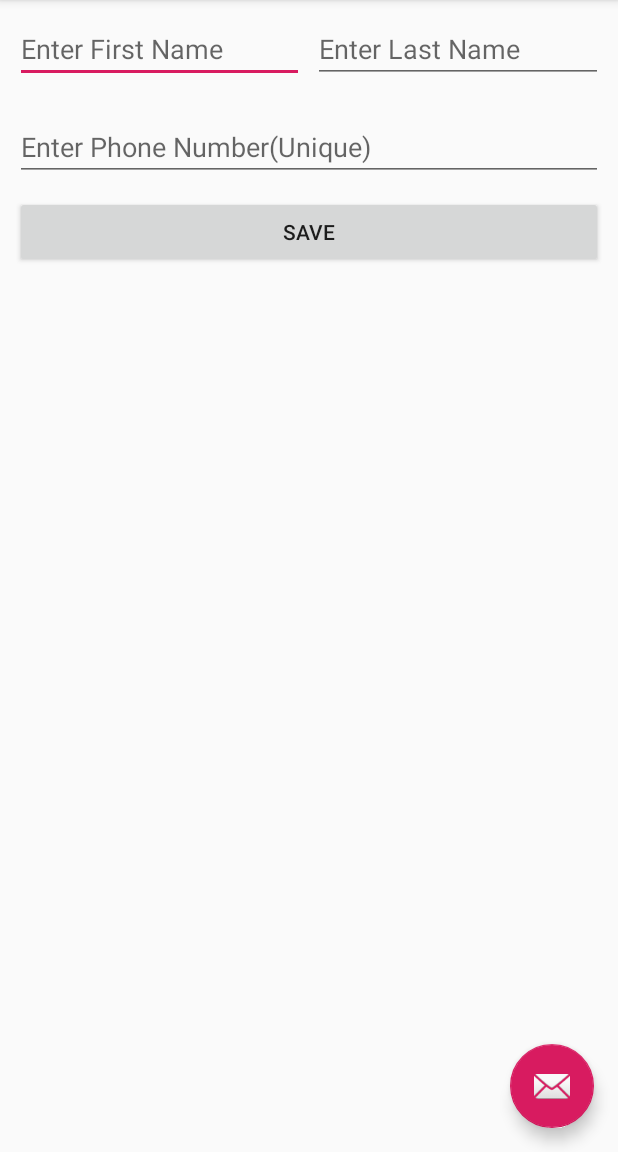
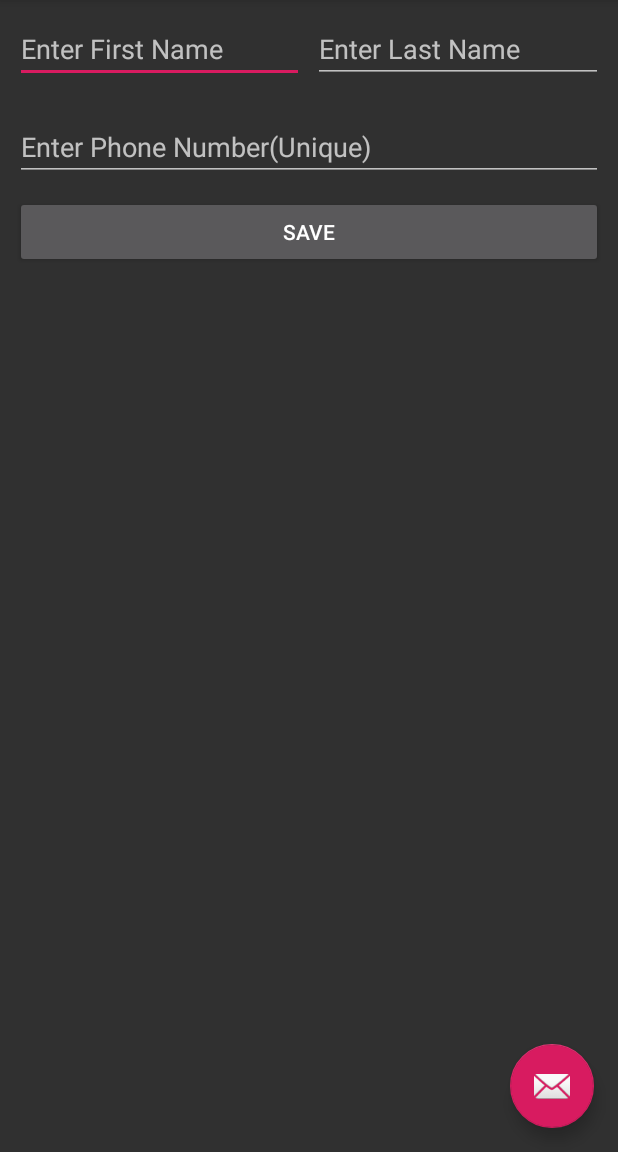
Before and after one commit to PhyoeKo/BasicRoom, an Android app: the screen it shows after launch (MainActivity), on a phone screen of 412 x 824 dp, the part 84-1236 px from its top. Run offline under Robolectric (Android 15) with nearby library versions, the phone set to English and light mode, and no system bars; our stand-ins replace Room's generated code.

Commit message:
First Branch

```diff
--- a/src/main/AndroidManifest.xml
+++ b/src/main/AndroidManifest.xml
@@ -1,15 +1,19 @@
 <?xml version="1.0" encoding="utf-8"?>
 <manifest xmlns:android="http://schemas.android.com/apk/res/android"
+    xmlns:tools="http://schemas.android.com/tools"
     package="com.example.basicroom.phyoeko">
 
     <application
         android:allowBackup="true"
         android:icon="@mipmap/ic_launcher"
         android:label="@string/app_name"
+
         android:roundIcon="@mipmap/ic_launcher_round"
         android:supportsRtl="true"
-        android:theme="@style/AppTheme">
+        android:theme="@style/AppTheme"
+        tools:ignore="GoogleAppIndexingWarning">
         <activity
+
             android:name=".MainActivity"
             android:label="@string/app_name"
             android:theme="@style/AppTheme.NoActionBar">
--- a/src/main/java/com/example/basicroom/phyoeko/MainActivity.java
+++ b/src/main/java/com/example/basicroom/phyoeko/MainActivity.java
@@ -5,6 +5,7 @@ import android.os.Bundle;
 import android.support.design.widget.FloatingActionButton;
 import android.support.design.widget.Snackbar;
 import android.support.v7.app.AppCompatActivity;
+import android.support.v7.app.AppCompatDelegate;
 import android.support.v7.widget.DefaultItemAnimator;
 import android.support.v7.widget.LinearLayoutManager;
 import android.support.v7.widget.RecyclerView;
@@ -38,12 +39,11 @@ public class MainActivity extends AppCompatActivity {
         setContentView(R.layout.activity_main);
         Toolbar toolbar = findViewById(R.id.toolbar);
         setSupportActionBar(toolbar);
-
         recyclerView  =findViewById(R.id.recycler_view);
         et_firstName = findViewById(R.id.et_firstName);
         et_LastName = findViewById(R.id.et_lastName);
         et_phoneNumber = findViewById(R.id.et_phoneNumber);
-
+        getDelegate().setLocalNightMode(AppCompatDelegate.MODE_NIGHT_YES);
         database = Room.databaseBuilder(this, AppDatabase.class, "db-contacts")
                 .allowMainThreadQueries()   //Allows room to do operation on main thread
                 .build();
--- a/src/main/res/values/styles.xml
+++ b/src/main/res/values/styles.xml
@@ -1,7 +1,7 @@
 <resources>
 
     <!-- Base application theme. -->
-    <style name="AppTheme" parent="Theme.AppCompat.Light.DarkActionBar">
+    <style name="AppTheme" parent="Theme.AppCompat.DayNight.DarkActionBar">
         <!-- Customize your theme here. -->
         <item name="colorPrimary">@color/colorPrimary</item>
         <item name="colorPrimaryDark">@color/colorPrimaryDark</item>
```
